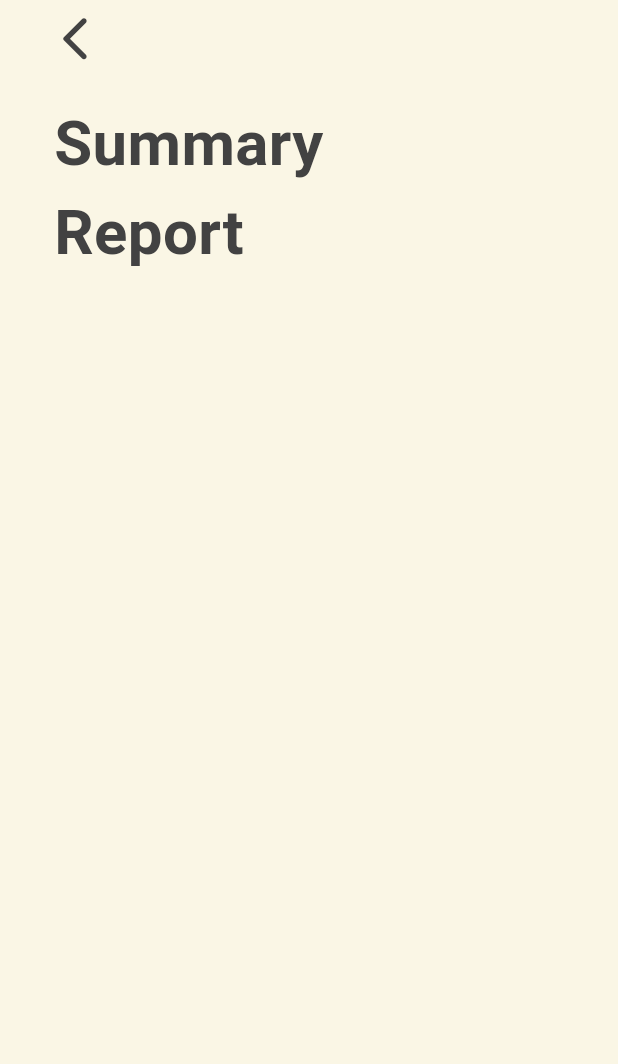
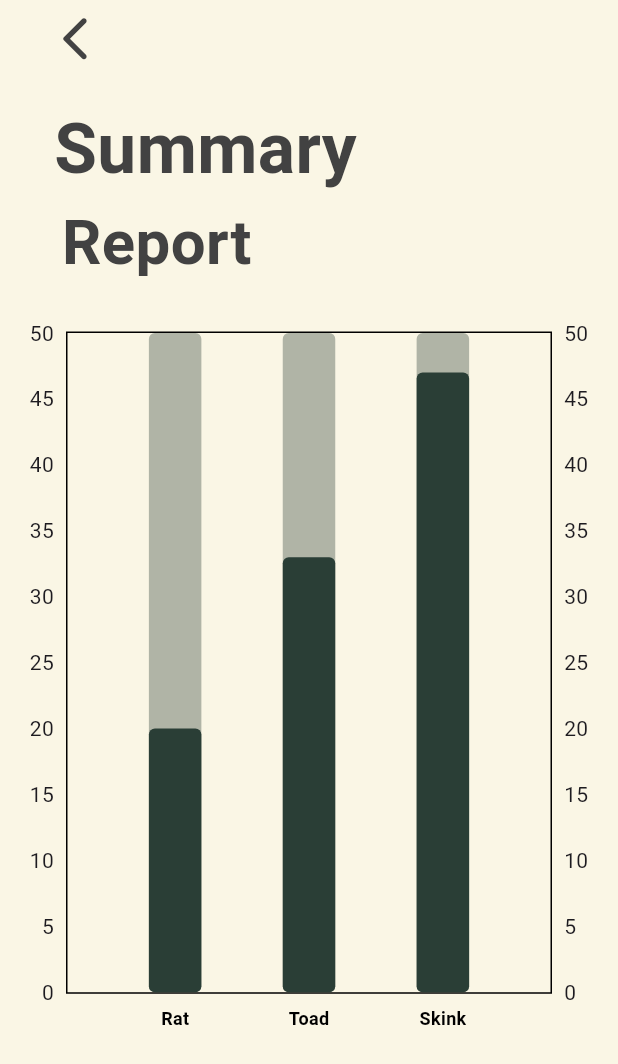
Before and after one commit to mmarchu/Earthworms-SmartFarm, a Flutter app: the statisPage screen opened directly, on a phone screen of 412 x 824 dp. Shown: the top 1064 px of the screen. Run offline on Flutter 3.47's test engine with Material 3 defaults, Android fonts, the phone set to English and light mode, and no system bars; drawn by our look-alikes of fl_chart; our stand-ins replace shared_preferences; missing offline and left inert: mqtt_client; accounts and stored records are empty; project files that could hold a hidden picture were left out.

Commit message:
BarGraph
BarGraph
- Ui เสร็จ เหลือต่อ API

```diff
--- /dev/null
+++ b/earthworms/lib/HomeandData/BarGraph/bar_data.dart
@@ -0,0 +1,23 @@
+import 'package:earthworms/HomeandData/BarGraph/individual_bar.dart';
+
+class BarData {
+  final double ratAmount;
+  final double toadAmount;
+  final double skinkAmount;
+
+  BarData({
+    required this.ratAmount,
+    required this.toadAmount,
+    required this.skinkAmount,
+  });
+
+  List<IndividualBar> barData = [];
+
+  void initalizeBarData() {
+    barData = [
+      IndividualBar(x: 0, y: ratAmount),
+      IndividualBar(x: 1, y: toadAmount),
+      IndividualBar(x: 2, y: skinkAmount)
+    ];
+  }
+}
--- /dev/null
+++ b/earthworms/lib/HomeandData/BarGraph/bar_graph.dart
@@ -0,0 +1,69 @@
+import 'package:earthworms/HomeandData/BarGraph/bar_data.dart';
+import 'package:flutter/material.dart';
+import 'package:fl_chart/fl_chart.dart';
+
+class MyBarGraph extends StatelessWidget {
+  final List monthSummary;
+  const MyBarGraph({super.key, required this.monthSummary});
+
+  @override
+  Widget build(BuildContext context) {
+    BarData myBarData = BarData(
+        ratAmount: monthSummary[0],
+        toadAmount: monthSummary[1],
+        skinkAmount: monthSummary[2]);
+    myBarData.initalizeBarData();
+
+    return BarChart(BarChartData(
+      maxY: 50,
+      minY: 0,
+      gridData: FlGridData(show: false),
+      borderData: FlBorderData(show: true),
+      titlesData: FlTitlesData(
+          show: true,
+          topTitles: AxisTitles(sideTitles: SideTitles(showTitles: false)),
+          bottomTitles: AxisTitles(
+              sideTitles: SideTitles(
+                  showTitles: true, getTitlesWidget: getBottomTitles))),
+      barGroups: myBarData.barData
+          .map(
+            (data) => BarChartGroupData(x: data.x, barRods: [
+              BarChartRodData(
+                  toY: data.y,
+                  color: Color.fromRGBO(42, 62, 54, 1),
+                  width: 35,
+                  borderRadius: BorderRadius.circular(4),
+                  backDrawRodData: BackgroundBarChartRodData(
+                      show: true,
+                      toY: 50,
+                      color: Color.fromRGBO(42, 62, 54, 0.358))),
+            ]),
+          )
+          .toList(),
+    ));
+  }
+}
+
+Widget getBottomTitles(double value, TitleMeta meta) {
+  const style = TextStyle(
+    color: Colors.black,
+    fontWeight: FontWeight.bold,
+    fontSize: 12,
+  );
+  Widget text;
+  switch (value.toInt()) {
+    case 0:
+      text = const Text('Rat', style: style);
+      break;
+    case 1:
+      text = const Text('Toad', style: style);
+      break;
+    case 2:
+      text = const Text('Skink', style: style);
+      break;
+    default:
+      text = const Text('', style: style);
+      break;
+  }
+  return SideTitleWidget(child: text, axisSide: meta.axisSide);
+}
--- /dev/null
+++ b/earthworms/lib/HomeandData/BarGraph/individual_bar.dart
@@ -0,0 +1,9 @@
+class IndividualBar {
+  final int x;
+  final double y;
+
+  IndividualBar({
+    required this.x,
+    required this.y,
+  });
+}
--- a/earthworms/lib/HomeandData/statisPage.dart
+++ b/earthworms/lib/HomeandData/statisPage.dart
@@ -1,7 +1,6 @@
+import 'package:earthworms/HomeandData/BarGraph/bar_graph.dart';
 import 'package:flutter/material.dart';
 import 'package:flutter/services.dart';
-import 'package:fl_chart/fl_chart.dart';
-
 
 class statisPage extends StatefulWidget {
   statisPage({super.key});
@@ -11,6 +10,7 @@ class statisPage extends StatefulWidget {
 }
 
 class _statisPageState extends State<statisPage> {
+  List<double> monthSummary = [20, 33, 47];
 
   @override
   Widget build(BuildContext context) {
@@ -59,7 +59,7 @@ class _statisPageState extends State<statisPage> {
                           Text(
                             "Summary",
                             style: TextStyle(
-                              fontSize: 40 * textScaleFactor,
+                              fontSize: 45 * textScaleFactor,
                               fontWeight: FontWeight.bold,
                               color: Colors.grey[800],
                             ),
@@ -67,9 +67,10 @@ class _statisPageState extends State<statisPage> {
                         ],
                       ),
                     ),
+                    // SizedBox(height: 15,),
                     Padding(
                       padding: EdgeInsets.symmetric(
-                          horizontal: 35 * textScaleFactor),
+                          horizontal: 40 * textScaleFactor),
                       child: Row(
                         mainAxisAlignment: MainAxisAlignment.start,
                         children: [
@@ -82,10 +83,15 @@ class _statisPageState extends State<statisPage> {
                         ],
                       ),
                     ),
-                    SizedBox( height: 10,),
-
-
-
+                    SizedBox(
+                      height: 30,
+                    ),
+                    SizedBox(
+                      height: 450 * textScaleFactor,
+                      child: MyBarGraph(
+                        monthSummary: monthSummary,
+                      ),
+                    )
                   ],
                 ),
               )),
--- a/earthworms/lib/HomeandData/waterpumpPage.dart
+++ b/earthworms/lib/HomeandData/waterpumpPage.dart
@@ -26,7 +26,16 @@ class _waterpumpPageState extends State<waterpumpPage> {
     //print('$M_A,$power');
 
     const topic = 'waterpump';
-    client.publishMessage(topic, MqttQos.atMostOnce, builder.payload!);
+    client.publishMessage(topic, MqttQos.exactlyOnce, builder.payload!);
+  }
+
+  void _publishDefultMQTT() {
+    final builder = MqttClientPayloadBuilder();
+    builder.addString('true,false');
+    //print('$M_A,$power');
+
+    const topic = 'waterpump';
+    client.publishMessage(topic, MqttQos.exactlyOnce, builder.payload!);
   }
 
   @override
@@ -44,6 +53,7 @@ class _waterpumpPageState extends State<waterpumpPage> {
                   children: [
                     IconButton(
                       onPressed: () {
+                        _publishDefultMQTT();
                         Navigator.pop(context);
                       },
                       icon: Icon(
--- a/earthworms/lib/TestFunc/Sensor2Responsive.dart
+++ /dev/null
@@ -1,32 +0,0 @@
-import 'package:flutter/material.dart';
-import 'package:flutter/services.dart';
-
-class HomePageNo2 extends StatefulWidget {
-  const HomePageNo2({super.key});
-
-  @override
-  State<HomePageNo2> createState() => _HomePageNo2State();
-}
-
-class _HomePageNo2State extends State<HomePageNo2> {
-  @override
-  Widget build(BuildContext context) {
-    final currentWidtd = MediaQuery.of(context).size.width;
-    final currentHeight = MediaQuery.of(context).size.height;
-
-    return AnnotatedRegion<SystemUiOverlayStyle>(
-      value: SystemUiOverlayStyle.dark,
-      child: Scaffold(
-        body: SafeArea(
-          child: Center(
-            child: Column(
-              children: [
-                Text(currentWidtd.toString()),
-                Text(currentHeight.toString())
-              ],)),
-
-        ),
-      ),
-    );
-  }
-}
--- a/earthworms/pubspec.yaml
+++ b/earthworms/pubspec.yaml
@@ -42,6 +42,7 @@ dependencies:
   fl_chart: ^0.66.2
   syncfusion_flutter_charts: ^24.2.4+1
   mqtt_client: ^10.2.0
+
 
 dev_dependencies:
   flutter_test:
```
Also changed, not shown: earthworms/lib/TestFunc/ChangePassPage.dart (renamed from earthworms/lib/MainFunction/ChangePassPage.dart), earthworms/lib/TestFunc/MyprofilePage.dart (renamed from earthworms/lib/MainFunction/MyprofilePage.dart).
